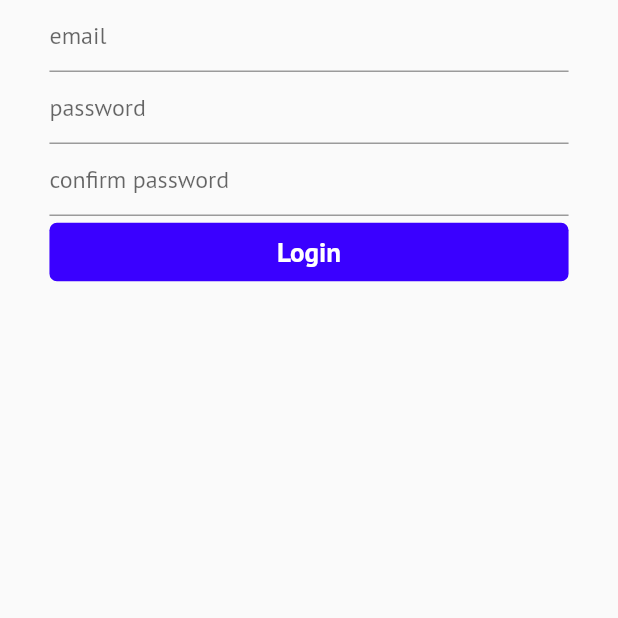
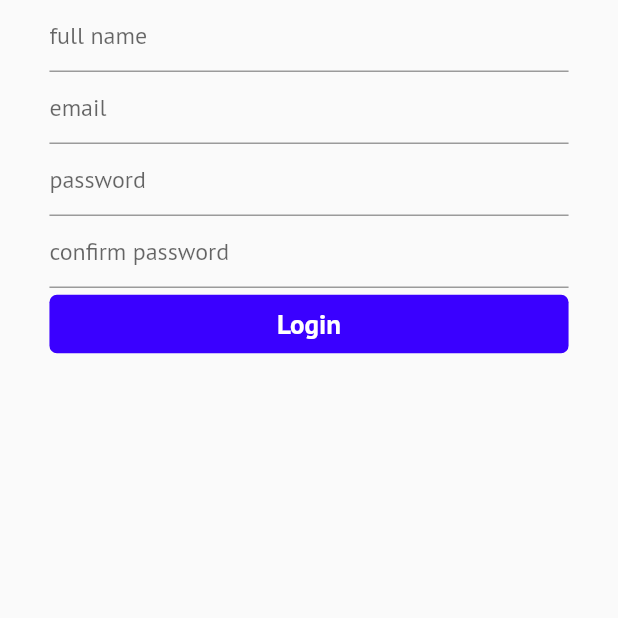
Before and after one commit to gyatashoa/doctr, a Flutter app: the SignUpView screen opened by its route, on a phone screen of 412 x 824 dp, the top half of it. Run offline on Flutter 3.47's test engine with Material 2 defaults, Android fonts, the phone set to English and light mode, and no system bars; our stand-ins replace cloud_firestore, dio, firebase_auth, firebase_core, flutter_hooks, flutter_svg and 8 more; missing offline and left inert: observable_ish, stacked_hooks; accounts and stored records are empty.

Commit message:
added complete registration view

```diff
--- a/lib/app/app.dart
+++ b/lib/app/app.dart
@@ -9,6 +9,7 @@ import 'package:doctr/views/check_user_profile/check_user_profile_view.dart';
 import 'package:doctr/views/home/home_view.dart';
 import 'package:doctr/views/login/login_view.dart';
 import 'package:doctr/views/make_a_diagnosis/make_a_diagnosis_view.dart';
+import 'package:doctr/views/signup/complete_registration_view.dart';
 import 'package:doctr/views/signup/signup_view.dart';
 import 'package:doctr/views/terms_and_conditions/terms_and_conditions_view.dart';
 import 'package:stacked/stacked_annotations.dart';
@@ -21,7 +22,8 @@ import 'package:stacked_services/stacked_services.dart';
   MaterialRoute(page: MakeADiagnosisView),
   MaterialRoute(page: CheckUserProfileView),
   MaterialRoute(page: TermsAndConditions),
-  MaterialRoute(page: CheckDiagnosisHistoryView)
+  MaterialRoute(page: CheckDiagnosisHistoryView),
+  MaterialRoute(page: CompleteRegistrationView)
 ], dependencies: [
   LazySingleton(classType: NavigationService),
   LazySingleton(classType: AuthServices),
--- a/lib/app/app.router.dart
+++ b/lib/app/app.router.dart
@@ -15,6 +15,7 @@ import '../views/check_user_profile/check_user_profile_view.dart';
 import '../views/home/home_view.dart';
 import '../views/login/login_view.dart';
 import '../views/make_a_diagnosis/make_a_diagnosis_view.dart';
+import '../views/signup/complete_registration_view.dart';
 import '../views/signup/signup_view.dart';
 import '../views/terms_and_conditions/terms_and_conditions_view.dart';
 
@@ -27,6 +28,7 @@ class Routes {
   static const String termsAndConditions = '/terms-and-conditions';
   static const String checkDiagnosisHistoryView =
       '/check-diagnosis-history-view';
+  static const String completeRegistrationView = '/complete-registration-view';
   static const all = <String>{
     loginView,
     signUpView,
@@ -35,6 +37,7 @@ class Routes {
     checkUserProfileView,
     termsAndConditions,
     checkDiagnosisHistoryView,
+    completeRegistrationView,
   };
 }
 
@@ -49,6 +52,7 @@ class StackedRouter extends RouterBase {
     RouteDef(Routes.checkUserProfileView, page: CheckUserProfileView),
     RouteDef(Routes.termsAndConditions, page: TermsAndConditions),
     RouteDef(Routes.checkDiagnosisHistoryView, page: CheckDiagnosisHistoryView),
+    RouteDef(Routes.completeRegistrationView, page: CompleteRegistrationView),
   ];
   @override
   Map<Type, StackedRouteFactory> get pagesMap => _pagesMap;
@@ -95,5 +99,11 @@ class StackedRouter extends RouterBase {
         settings: data,
       );
     },
+    CompleteRegistrationView: (data) {
+      return MaterialPageRoute<dynamic>(
+        builder: (context) => const CompleteRegistrationView(),
+        settings: data,
+      );
+    },
   };
 }
--- a/lib/views/home/home_view_model.dart
+++ b/lib/views/home/home_view_model.dart
@@ -20,9 +20,7 @@ class HomeViewModel extends BaseViewModel {
 
   Future<void> logout() async {
     await _authService.signOut();
-    //TODO: Will test it when i get an internet connection
-    await _navigationService.pushNamedAndRemoveUntil(Routes.loginView,
-        predicate: (route) => false);
+    await _navigationService.clearStackAndShow(Routes.loginView);
   }
 
   Future<void> aboutThisApp(BuildContext context) async {
--- a/lib/views/signup/signup_view.dart
+++ b/lib/views/signup/signup_view.dart
@@ -10,6 +10,7 @@ class SignUpView extends HookWidget {
   @override
   Widget build(BuildContext context) {
     final statusBarHeight = MediaQuery.of(context).viewPadding.top;
+    var nameController = useTextEditingController(text: '');
     var emailController = useTextEditingController(text: '');
     var passwordController = useTextEditingController(text: '');
     var passwordController1 = useTextEditingController(text: '');
@@ -26,6 +27,11 @@ class SignUpView extends HookWidget {
                       EdgeInsets.symmetric(horizontal: devSize.width * .08),
                   child: Column(
                     children: [
+                      TextField(
+                        controller: nameController,
+                        decoration:
+                            const InputDecoration(hintText: 'full name'),
+                      ),
                       TextField(
                         controller: emailController,
                         decoration: const InputDecoration(hintText: 'email'),
@@ -49,6 +55,7 @@ class SignUpView extends HookWidget {
                               onPressed: viewModel.isBusy
                                   ? null
                                   : () => viewModel.signUp(
+                                      nameController.text,
                                       emailController.text,
                                       passwordController.text,
                                       passwordController1.text),
--- a/lib/views/signup/signup_view_model.dart
+++ b/lib/views/signup/signup_view_model.dart
@@ -1,15 +1,21 @@
 import 'package:doctr/app/app.locator.dart';
+import 'package:doctr/app/app.router.dart';
+import 'package:doctr/services/auth_services.dart';
 import 'package:doctr/utils/snackbar_config.dart';
 import 'package:stacked/stacked.dart';
 import 'package:stacked_services/stacked_services.dart';
 
 class SignUpViewModel extends FormViewModel {
   final _snackBarService = locator<SnackbarService>();
+  final _authService = locator<AuthServices>();
+  final _dialogService = locator<DialogService>();
+  final _navigationService = locator<NavigationService>();
 
   @override
   void setFormStatus() {}
 
-  String? _isFormValid(String email, String pass, String pass1) {
+  String? _isFormValid(String name, String email, String pass, String pass1) {
+    if (name.trim().length < 2) return 'Please name is required';
     //TODO: will use a package to check for email valid
     if (!(email.contains('@') || email.contains('.')))
       return 'Enter a valid email';
@@ -18,11 +24,21 @@ class SignUpViewModel extends FormViewModel {
     return null;
   }
 
-  Future signUp(String email, String pass, String pass1) async {
-    var msg = _isFormValid(email, pass, pass1);
+  Future signUp(String name, String email, String pass, String pass1) async {
+    var msg = _isFormValid(name, email, pass, pass1);
     if (msg != null) {
       return _snackBarService.showCustomSnackBar(
           variant: SnackbarVariant.error, message: msg);
     }
+    setBusy(true);
+    var res =
+        await _authService.signUp(email: email, name: name, password: pass);
+    setBusy(false);
+    if (res is String) {
+      return _dialogService.showDialog(title: 'Error', description: res);
+    }
+    //user created
+    //navigate to complete registration view
+    _navigationService.clearStackAndShow(Routes.completeRegistrationView);
   }
 }
```
Also changed, not shown: lib/views/signup/complete_registration_view.dart (added, +24 -0 lines), lib/views/signup/complete_registration_view_model.dart (added, +8 -0 lines).
